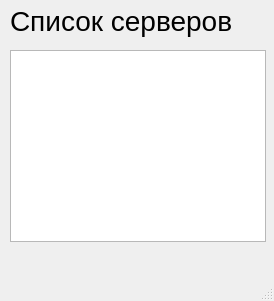
First picture: the form in Lobby.ui, repository ChazGrant/Messenger, before the edit.
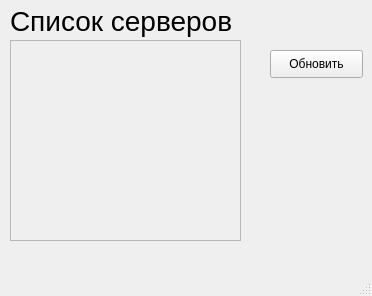
Second picture: the form after the edit.

Patch:
```diff
--- a/Lobby.ui
+++ b/Lobby.ui
@@ -6,24 +6,14 @@
    <rect>
     <x>0</x>
     <y>0</y>
-    <width>274</width>
-    <height>301</height>
+    <width>372</width>
+    <height>296</height>
    </rect>
   </property>
   <property name="windowTitle">
    <string>MainWindow</string>
   </property>
   <widget class="QWidget" name="centralwidget">
-   <widget class="QListWidget" name="listWidget">
-    <property name="geometry">
-     <rect>
-      <x>10</x>
-      <y>50</y>
-      <width>256</width>
-      <height>192</height>
-     </rect>
-    </property>
-   </widget>
    <widget class="QLabel" name="label">
     <property name="geometry">
      <rect>
@@ -40,6 +30,42 @@
      <string>Список серверов</string>
     </property>
    </widget>
+   <widget class="QPushButton" name="updateButton">
+    <property name="geometry">
+     <rect>
+      <x>270</x>
+      <y>50</y>
+      <width>93</width>
+      <height>28</height>
+     </rect>
+    </property>
+    <property name="text">
+     <string>Обновить</string>
+    </property>
+   </widget>
+   <widget class="QScrollArea" name="scrollArea">
+    <property name="geometry">
+     <rect>
+      <x>10</x>
+      <y>40</y>
+      <width>231</width>
+      <height>201</height>
+     </rect>
+    </property>
+    <property name="widgetResizable">
+     <bool>true</bool>
+    </property>
+    <widget class="QWidget" name="scrollAreaWidgetContents">
+     <property name="geometry">
+      <rect>
+       <x>0</x>
+       <y>0</y>
+       <width>229</width>
+       <height>199</height>
+      </rect>
+     </property>
+    </widget>
+   </widget>
   </widget>
   <widget class="QMenuBar" name="menubar">
    <property name="geometry">
```
Left out of the diff: 2 changed lines with no effect on the pictures.
